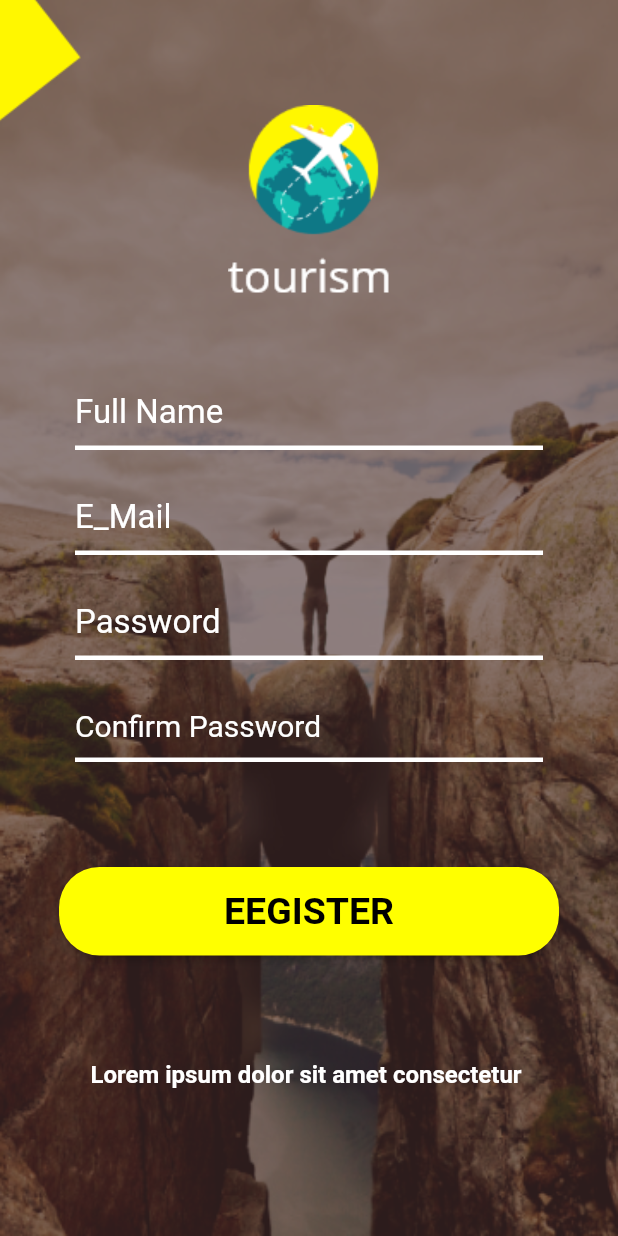
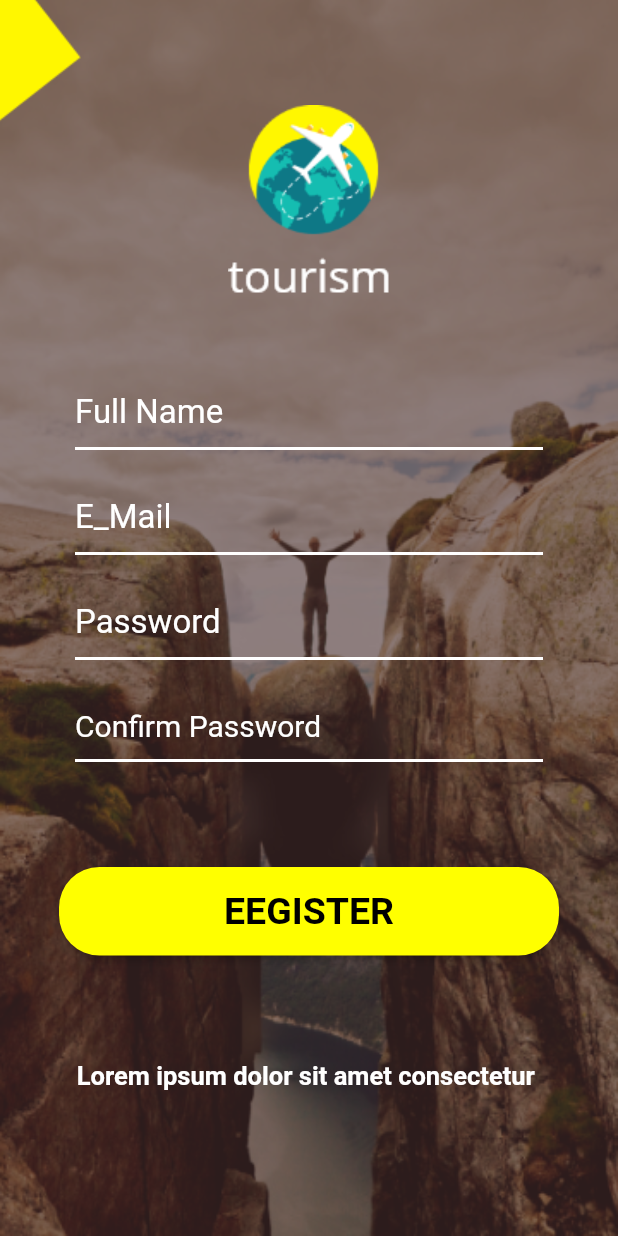
Before and after one commit to MOmajdi123/flutter_level1, a Flutter app: the register screen opened by its route, on a phone screen of 412 x 824 dp. Run offline on Flutter 3.47's test engine with Material 2 defaults, Android fonts, the phone set to English and light mode, and no system bars.

Commit message:
email sbaas1

```diff
--- a/lib/email.dart
+++ b/lib/email.dart
@@ -33,9 +33,9 @@ class email extends StatelessWidget {
                       decoration: InputDecoration(
 
                           enabledBorder: UnderlineInputBorder(
-                              borderSide: BorderSide(color: Colors.white,width: 3)
+                              borderSide: BorderSide(color: Colors.white,width: 2)
                           ),
-                          hintText: "Enter E_Mail",hintStyle: TextStyle(
+                          hintText: "Enter E_Mail ",hintStyle: TextStyle(
 
                         fontSize:23 ,
                         color: Colors.white,
--- a/lib/login.dart
+++ b/lib/login.dart
@@ -33,7 +33,7 @@ class login extends StatelessWidget {
                         decoration: InputDecoration(
 
                          enabledBorder: UnderlineInputBorder(
-                           borderSide: BorderSide(color: Colors.white,width: 3)
+                           borderSide: BorderSide(color: Colors.white,width: 2)
                          ),
                           hintText: "E_Mail",hintStyle: TextStyle(
 
@@ -52,7 +52,7 @@ class login extends StatelessWidget {
                       child: TextFormField(
                         decoration: InputDecoration(
                             enabledBorder: UnderlineInputBorder(
-                                borderSide: BorderSide(color: Colors.white,width: 3)
+                                borderSide: BorderSide(color: Colors.white,width: 2)
                             ),
 
                             hintText: "Password",hintStyle: TextStyle(
@@ -89,7 +89,7 @@ class login extends StatelessWidget {
                     SizedBox(
                       height: 25,
                     ),
-                    Text("______________   OR   _______________",style: TextStyle(
+                    Text("_______________   OR   _______________", style: TextStyle(
                       fontSize: 25,
                       fontWeight: FontWeight.bold,
                       color: Colors.white,
--- a/lib/register.dart
+++ b/lib/register.dart
@@ -38,7 +38,7 @@ class register extends StatelessWidget {
                       decoration: InputDecoration(
 
                           enabledBorder: UnderlineInputBorder(
-                              borderSide: BorderSide(color: Colors.white,width: 3)
+                              borderSide: BorderSide(color: Colors.white,width: 2)
                           ),
                           hintText: "Full Name",hintStyle: TextStyle(
 
@@ -57,7 +57,7 @@ class register extends StatelessWidget {
                       decoration: InputDecoration(
 
                           enabledBorder: UnderlineInputBorder(
-                              borderSide: BorderSide(color: Colors.white,width: 3)
+                              borderSide: BorderSide(color: Colors.white,width: 2)
                           ),
                           hintText: "E_Mail",hintStyle: TextStyle(
 
@@ -76,7 +76,7 @@ class register extends StatelessWidget {
                     child: TextFormField(
                       decoration: InputDecoration(
                           enabledBorder: UnderlineInputBorder(
-                              borderSide: BorderSide(color: Colors.white,width: 3)
+                              borderSide: BorderSide(color: Colors.white,width: 2)
                           ),
 
                           hintText: "Password",hintStyle: TextStyle(
@@ -94,7 +94,7 @@ class register extends StatelessWidget {
                     child: TextFormField(
                       decoration: InputDecoration(
                           enabledBorder: UnderlineInputBorder(
-                              borderSide: BorderSide(color: Colors.white,width: 3)
+                              borderSide: BorderSide(color: Colors.white,width: 2)
                           ),
 
                           hintText: "Confirm Password",hintStyle: TextStyle(
@@ -138,7 +138,7 @@ class register extends StatelessWidget {
                     children: [
                       Text("Lorem ipsum dolor sit amet consectetur ",style: TextStyle(
                         color: Colors.white,
-                        fontSize: 16,
+                        fontSize: 17,
                         fontWeight: FontWeight.bold,
                       ),),
 
```
